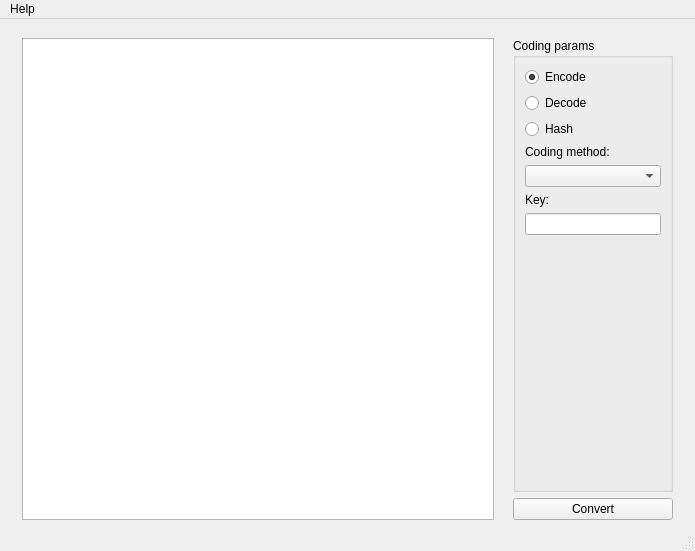
Before: the Qt Designer form main.ui in Chereq/cryptex, drawn with Qt 5.
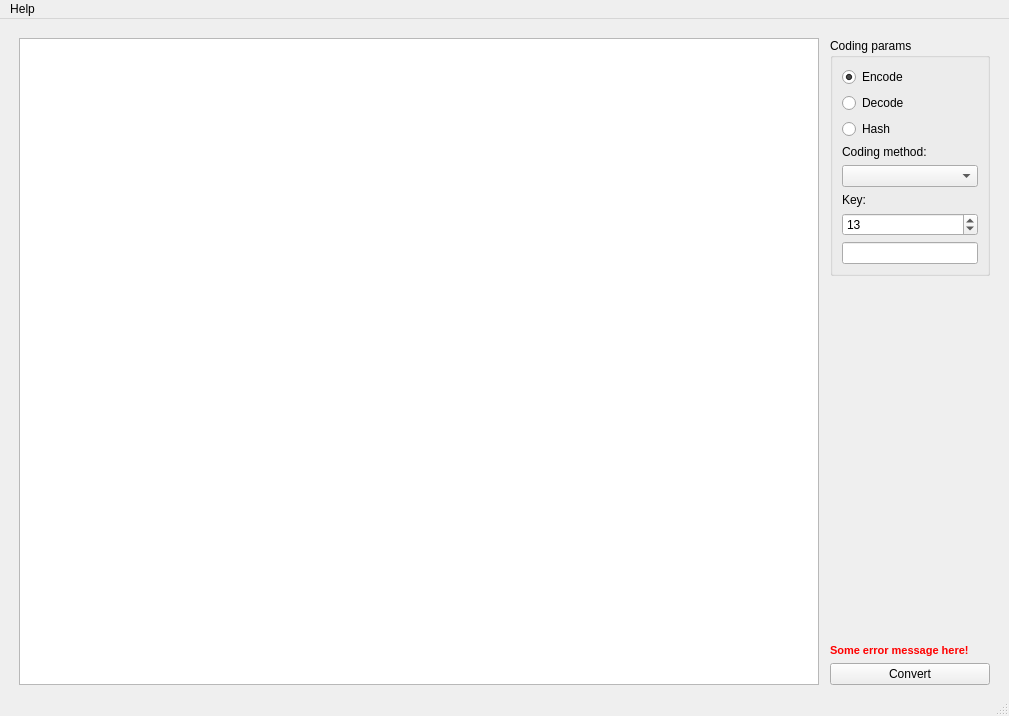
After: the same form once the commit is applied. Icons and pictures are not drawn.

Commit message: some methods and error hadling works

The edit to the form file:
```diff
--- a/main.ui
+++ b/main.ui
@@ -6,23 +6,30 @@
    <rect>
     <x>0</x>
     <y>0</y>
-    <width>695</width>
-    <height>551</height>
+    <width>1009</width>
+    <height>716</height>
    </rect>
   </property>
   <property name="windowTitle">
-   <string>MainWindow</string>
+   <string>CryptEX</string>
+  </property>
+  <property name="windowIcon">
+   <iconset>
+    <normaloff>cryptex.ico</normaloff>cryptex.ico</iconset>
   </property>
   <widget class="QWidget" name="centralwidget">
    <layout class="QVBoxLayout" name="verticalLayout">
     <item>
-     <spacer name="horizontalSpacer">
+     <spacer name="verticalSpacer">
       <property name="orientation">
-       <enum>Qt::Horizontal</enum>
+       <enum>Qt::Vertical</enum>
+      </property>
+      <property name="sizeType">
+       <enum>QSizePolicy::Fixed</enum>
       </property>
       <property name="sizeHint" stdset="0">
        <size>
-        <width>40</width>
+        <width>20</width>
         <height>10</height>
        </size>
       </property>
@@ -31,14 +38,17 @@
     <item>
      <layout class="QHBoxLayout" name="horizontalLayout_5">
       <item>
-       <spacer name="verticalSpacer">
+       <spacer name="horizontalSpacer_2">
         <property name="orientation">
-         <enum>Qt::Vertical</enum>
+         <enum>Qt::Horizontal</enum>
+        </property>
+        <property name="sizeType">
+         <enum>QSizePolicy::Fixed</enum>
         </property>
         <property name="sizeHint" stdset="0">
          <size>
-          <width>13</width>
-          <height>40</height>
+          <width>10</width>
+          <height>20</height>
          </size>
         </property>
        </spacer>
@@ -47,14 +57,17 @@
        <widget class="QPlainTextEdit" name="text_field"/>
       </item>
       <item>
-       <spacer name="verticalSpacer_2">
+       <spacer name="horizontalSpacer_3">
         <property name="orientation">
-         <enum>Qt::Vertical</enum>
+         <enum>Qt::Horizontal</enum>
+        </property>
+        <property name="sizeType">
+         <enum>QSizePolicy::Fixed</enum>
         </property>
         <property name="sizeHint" stdset="0">
          <size>
-          <width>13</width>
-          <height>40</height>
+          <width>5</width>
+          <height>20</height>
          </size>
         </property>
        </spacer>
@@ -113,6 +126,9 @@
              </property>
             </widget>
            </item>
+           <item row="4" column="0" colspan="2">
+            <widget class="QComboBox" name="coding_selector"/>
+           </item>
            <item row="5" column="0">
             <widget class="QLabel" name="key_label">
              <property name="text">
@@ -120,15 +136,64 @@
              </property>
             </widget>
            </item>
-           <item row="4" column="0" colspan="2">
-            <widget class="QComboBox" name="coding_selector"/>
-           </item>
-           <item row="6" column="0" colspan="2">
+           <item row="7" column="0" colspan="2">
             <widget class="QLineEdit" name="key_field"/>
            </item>
+           <item row="6" column="0" colspan="2">
+            <widget class="QSpinBox" name="key_spin">
+             <property name="enabled">
+              <bool>true</bool>
+             </property>
+             <property name="maximum">
+              <number>32</number>
+             </property>
+             <property name="value">
+              <number>13</number>
+             </property>
+            </widget>
+           </item>
           </layout>
          </widget>
         </item>
+        <item>
+         <spacer name="verticalSpacer_2">
+          <property name="orientation">
+           <enum>Qt::Vertical</enum>
+          </property>
+          <property name="sizeHint" stdset="0">
+           <size>
+            <width>20</width>
+            <height>40</height>
+           </size>
+          </property>
+         </spacer>
+        </item>
+        <item>
+         <widget class="QLabel" name="error_label">
+          <property name="enabled">
+           <bool>true</bool>
+          </property>
+          <property name="font">
+           <font>
+            <pointsize>8</pointsize>
+            <weight>75</weight>
+            <bold>true</bold>
+           </font>
+          </property>
+          <property name="mouseTracking">
+           <bool>true</bool>
+          </property>
+          <property name="acceptDrops">
+           <bool>false</bool>
+          </property>
+          <property name="toolTip">
+           <string>Some error text here!</string>
+          </property>
+          <property name="text">
+           <string>&lt;html&gt;&lt;head/&gt;&lt;body&gt;&lt;p&gt;&lt;span style=&quot; color:#ff0000;&quot;&gt;Some error message here!&lt;/span&gt;&lt;/p&gt;&lt;/body&gt;&lt;/html&gt;</string>
+          </property>
+         </widget>
+        </item>
         <item>
          <widget class="QPushButton" name="convert_button">
           <property name="text">
@@ -139,14 +204,17 @@
        </layout>
       </item>
       <item>
-       <spacer name="verticalSpacer_3">
+       <spacer name="horizontalSpacer">
         <property name="orientation">
-         <enum>Qt::Vertical</enum>
+         <enum>Qt::Horizontal</enum>
+        </property>
+        <property name="sizeType">
+         <enum>QSizePolicy::Fixed</enum>
         </property>
         <property name="sizeHint" stdset="0">
          <size>
-          <width>13</width>
-          <height>40</height>
+          <width>10</width>
+          <height>20</height>
          </size>
         </property>
        </spacer>
@@ -161,8 +229,8 @@
     <rect>
      <x>0</x>
      <y>0</y>
-     <width>695</width>
-     <height>25</height>
+     <width>1009</width>
+     <height>21</height>
     </rect>
    </property>
    <widget class="QMenu" name="menuHelp">
```
The commit also changes 4 other files.
